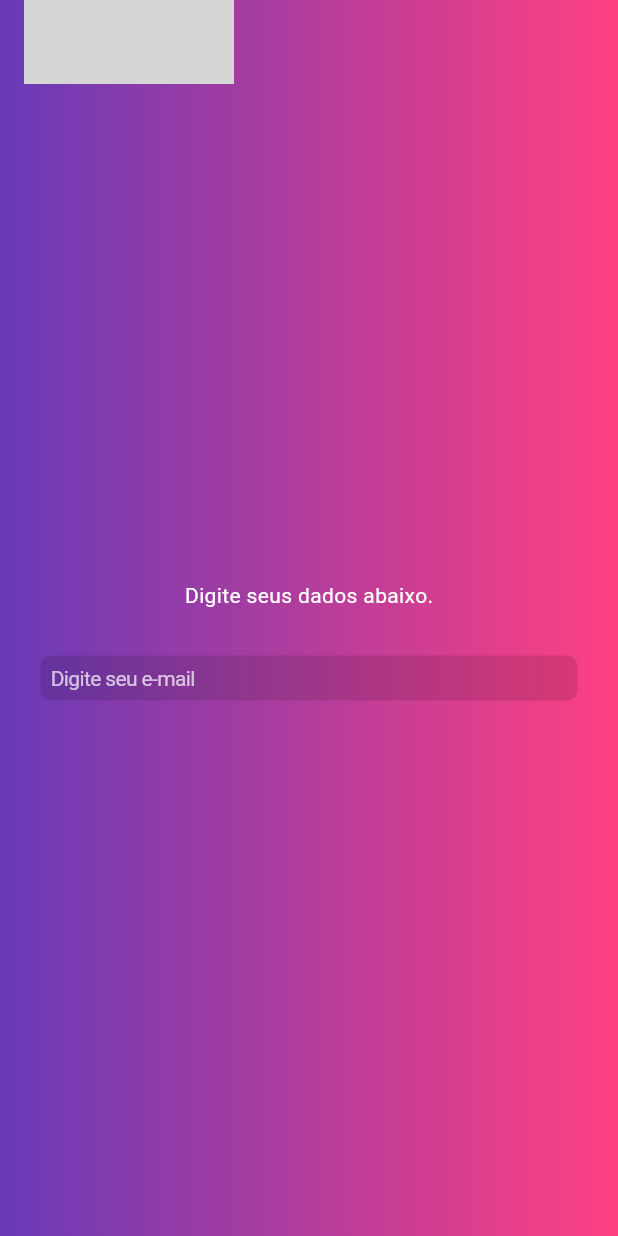
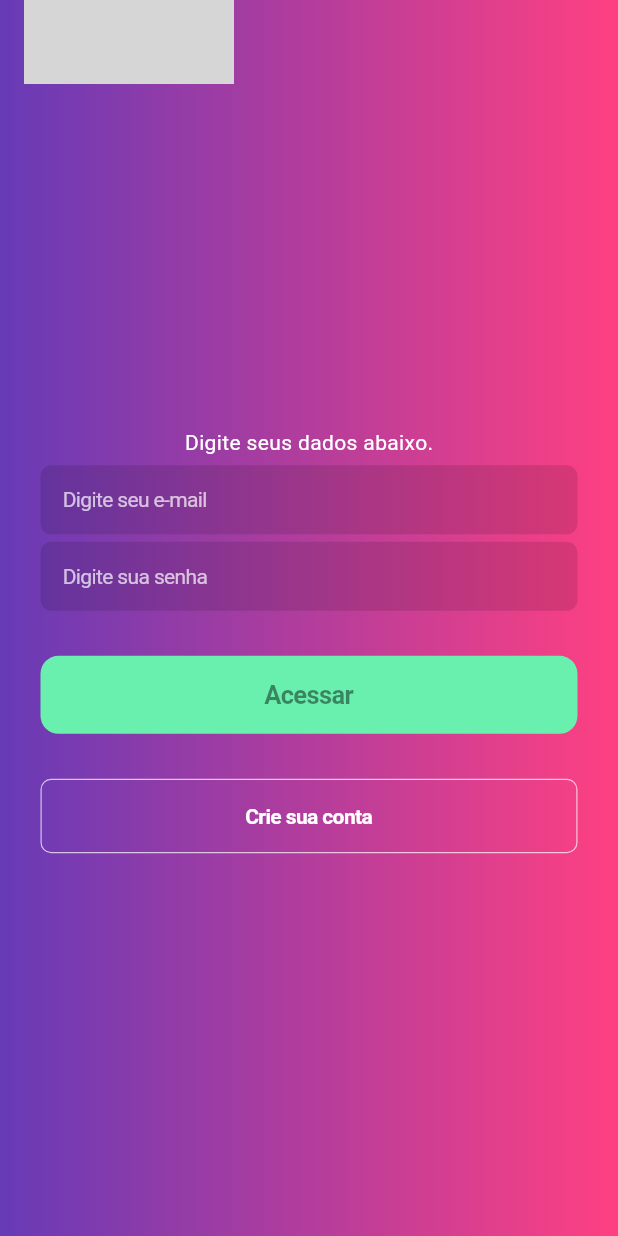
Before and after one commit to ArtJord/Agenda_phone, a Flutter app: the screen it shows after launch, on a phone screen of 412 x 824 dp. Run offline on Flutter 3.47's test engine with Material 3 defaults, Android fonts, the phone set to English and light mode, and no system bars; our stand-ins replace shared_preferences; network calls fail; grey boxes are pictures that could not be loaded.

Commit message:
termiando tela de login e funcionalidades

```diff
--- a/lib/login/tle_login.dart
+++ b/lib/login/tle_login.dart
@@ -1,5 +1,9 @@
+import 'package:agenda_phone_flutter/views/list.dart';
 import 'package:flutter/cupertino.dart';
 import 'package:flutter/material.dart';
+import 'cadastro_login.dart';
+import 'package:agenda_phone_flutter/views/list.dart';
+
 
 class TelaLogin extends StatelessWidget{
   const TelaLogin({super.key});
@@ -11,7 +15,7 @@ class TelaLogin extends StatelessWidget{
       appBar: AppBar(
         title: Image(
           image: NetworkImage(
-            "https://ninelabs.blog/wp-content/uploads/2022/05/Group-1.png"),
+            "https://pt.wallpapers.com/fundo/fundo-de-gradiente-roxo-1920-x-1080-d0204pizeya0jjn5.html"),
             width: 140,
             ),
             elevation: 0,
@@ -35,8 +39,10 @@ class TelaLogin extends StatelessWidget{
             Text("Digite seus dados abaixo.", style: TextStyle(color: Colors.white,
             ),
            ),
-           SizedBox(height: 30,),
-           CupertinoTextField(
+
+          const SizedBox(height: 5,),
+          const CupertinoTextField(
+            padding: EdgeInsets.all(15),
             placeholder: "Digite seu e-mail",
             placeholderStyle: TextStyle(color: Colors.white70, fontSize: 14),
             style: TextStyle(color: Colors.white, fontSize: 14),
@@ -44,9 +50,66 @@ class TelaLogin extends StatelessWidget{
               color: Colors.black12,
               borderRadius: BorderRadius.all(Radius.circular(7)),
             ),
+           ),
+
+           const SizedBox(height: 5,),
+           const CupertinoTextField(
+            padding: EdgeInsets.all(15),
+            placeholder: "Digite sua senha",
+            obscureText: true,
+            placeholderStyle: TextStyle(color: Colors.white70, fontSize: 14),
+            style: TextStyle(color: Colors.white, fontSize: 14),
+            decoration: BoxDecoration(
+              color: Colors.black12,
+              borderRadius: BorderRadius.all(Radius.circular(7)
+              ),
+            ),
+           ),
+
+           const SizedBox(height: 30),
+           SizedBox(
+            width: double.infinity,
+            child: CupertinoButton(
+              color: Colors.greenAccent,
+              child: const Text(
+                "Acessar",
+                 style: TextStyle(
+                color: Colors.black45,
+                fontSize: 17,
+                fontWeight: FontWeight.w600),
+              ),
+              onPressed: () {
+                Navigator.push(
+                            context,
+                            MaterialPageRoute(builder: (context) => Lista() ),
+                );
+              },
+            ),
+           ),
+
+            const SizedBox(height: 30),
+           Container(
+            width: double.infinity,
+            decoration: BoxDecoration(
+              border: Border.all(color: Colors.white70, width: 0.8),
+              borderRadius: BorderRadius.circular(7)),
+            child: CupertinoButton(
+              child: const Text(
+                "Crie sua conta",
+                 style: TextStyle(
+                color: Colors.white,
+                fontSize: 14,
+                fontWeight: FontWeight.w600),
+              ),
+              onPressed: () {
+                Navigator.push(
+                            context,
+                            MaterialPageRoute(builder: (context) => const TelaCadastro()),
+                );
+              },
+            ),
            )
           ],
-
         ),
       ),
     );
--- a/lib/main.dart
+++ b/lib/main.dart
@@ -12,6 +12,9 @@ class Agenda extends StatelessWidget {
   @override
   Widget build(BuildContext context) {
     return MaterialApp(
+
+
+
       debugShowCheckedModeBanner: false,
       title: 'Flutter',
       theme: ThemeData(
```
Also changed, not shown: lib/login/cadastro_login.dart (added, +158 -0 lines), 1 other file.
